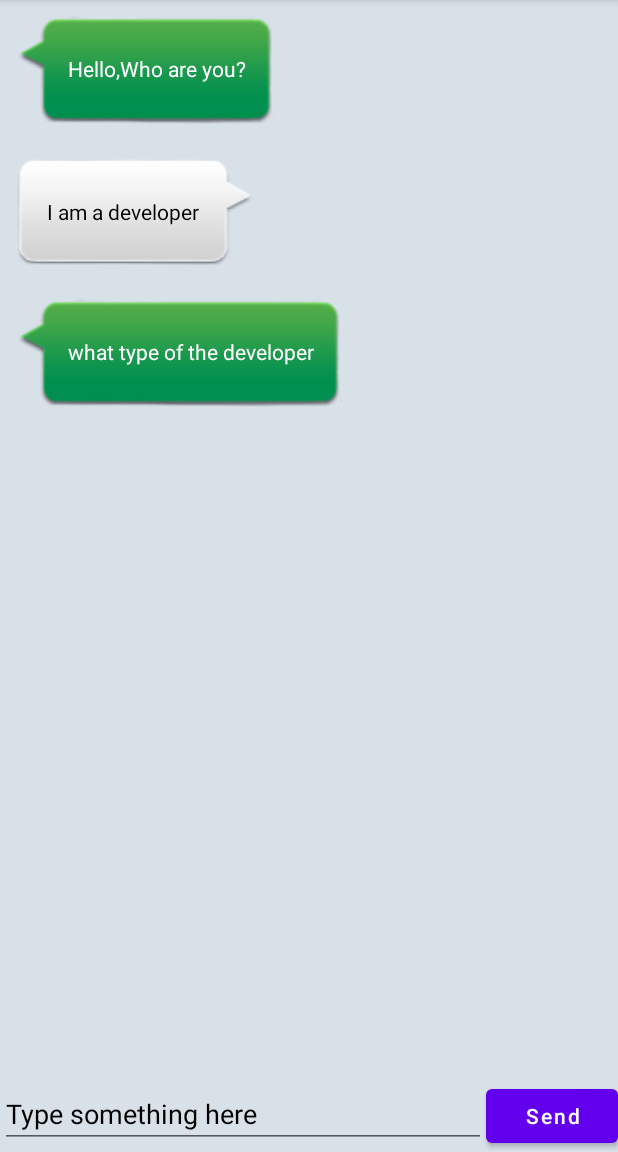
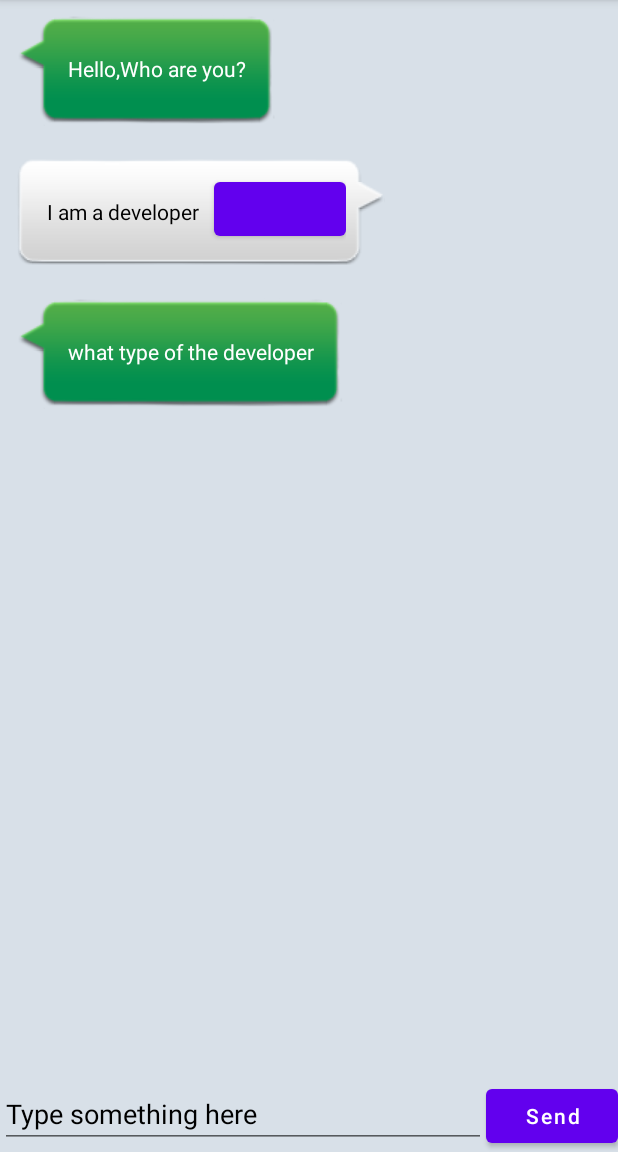
Before and after one commit to UnknowPointError/Android-Project-Basic, an Android app: the TalkActivity screen opened directly, with no data from a screen before it, on a phone screen of 412 x 824 dp, the part 84-1236 px from its top. Run offline under Robolectric (Android 15) with nearby library versions, the phone set to English and light mode, and no system bars.

Commit message:
2021.10.28-->4

```diff
--- a/app/src/main/res/layout/msg_right.xml
+++ b/app/src/main/res/layout/msg_right.xml
@@ -18,9 +18,11 @@
             android:layout_margin="10dp"
             android:textColor="#000" />
 
+        <Button
+            android:layout_width="wrap_content"
+            android:layout_height="wrap_content" />
     </LinearLayout>
 
-</FrameLayout>
-<!---->
-<!---->
-<!--asdas-->
+</FrameLayout><!---->
+    <!---->
+    <!--asdas-->
```
